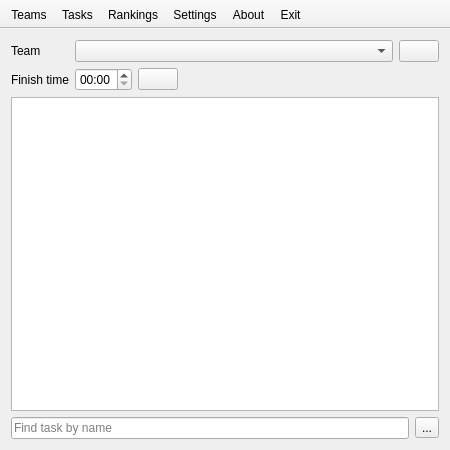
Before: the Qt Designer form gui_main.ui in FrankMamuda/ketoevent, drawn with Qt 5.
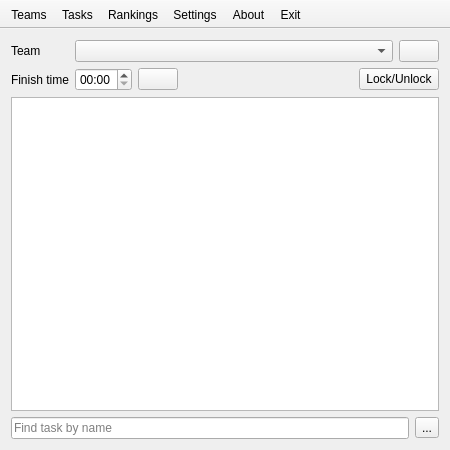
After: the same form once the commit is applied. Icons and pictures are not drawn.

Commit message: lock/unlock (post event update

What changed in the file:
```diff
--- a/gui_main.ui
+++ b/gui_main.ui
@@ -80,6 +80,17 @@
           </property>
          </spacer>
         </item>
+        <item>
+         <widget class="QPushButton" name="lockButton">
+          <property name="text">
+           <string>Lock/Unlock</string>
+          </property>
+          <property name="icon">
+           <iconset resource="resources.qrc">
+            <normaloff>:/icons/unlocked_16</normaloff>:/icons/unlocked_16</iconset>
+          </property>
+         </widget>
+        </item>
        </layout>
       </item>
       <item row="0" column="1">
```
The commit also changes 8 other files.
